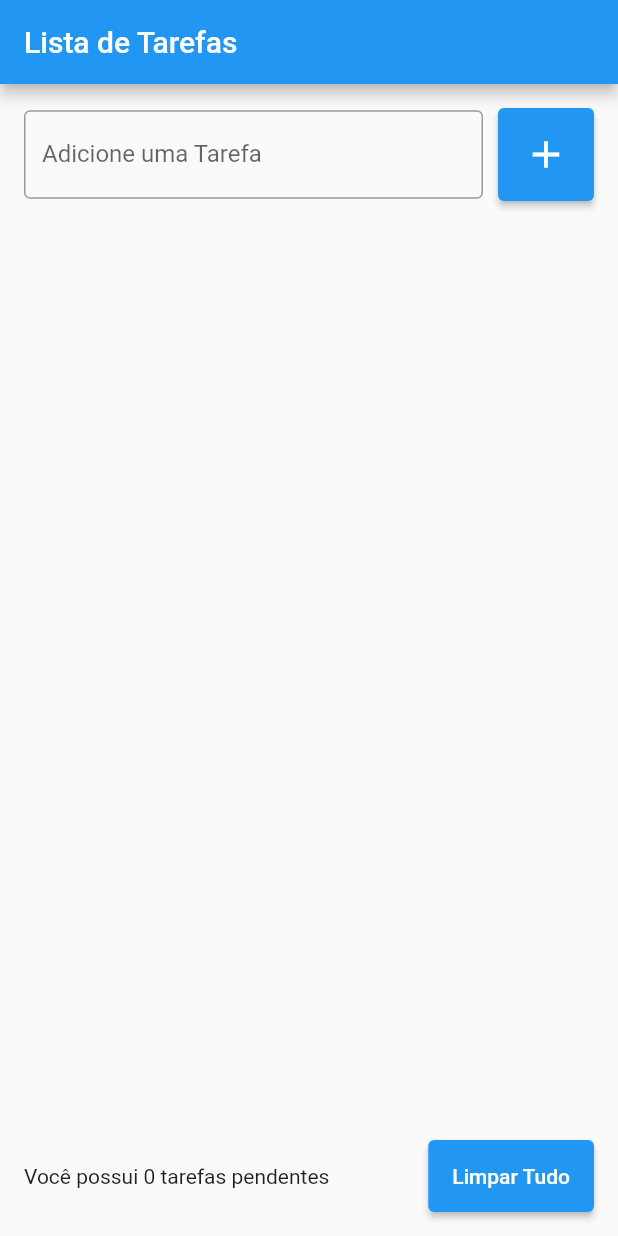
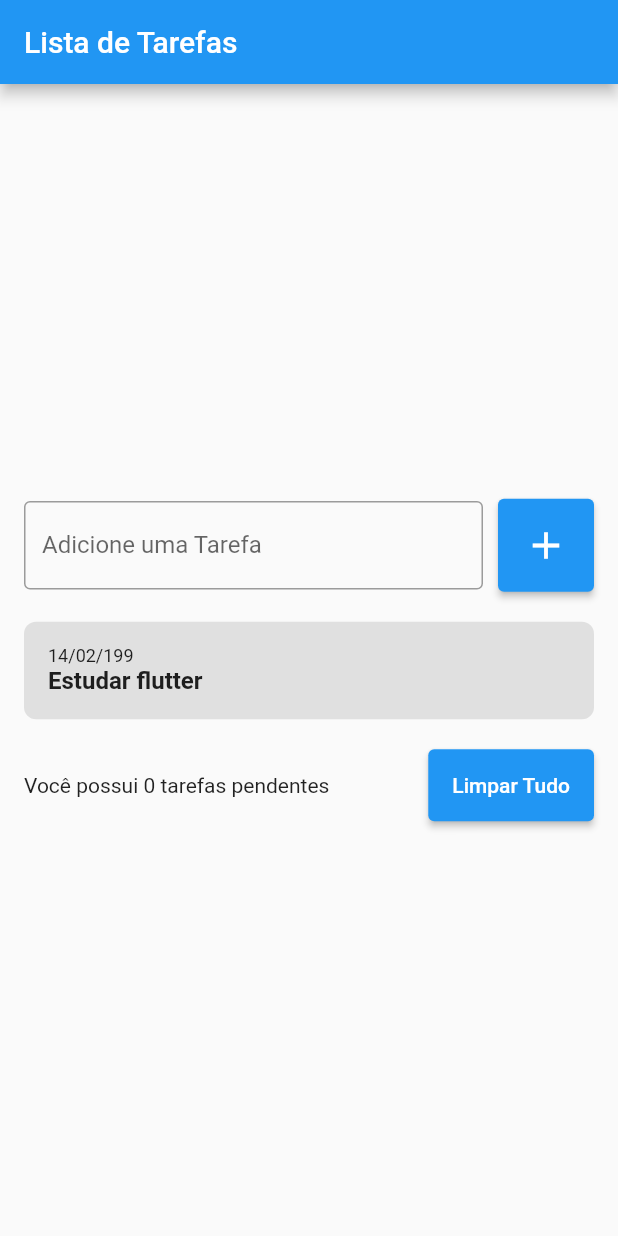
Before and after one commit to GilsonAndre/todo_list_edited, a Flutter app: the screen it shows after launch, on a phone screen of 412 x 824 dp. Run offline on Flutter 3.47's test engine with Material 2 defaults, Android fonts, the light colour scheme and no system bars.

Commit message:
Edição do widget que vai no listview

```diff
--- a/lib/main.dart
+++ b/lib/main.dart
@@ -16,7 +16,7 @@ class MyApp extends StatelessWidget {
 
   @override
   Widget build(BuildContext context) {
-    return const MaterialApp(
+    return MaterialApp(
       debugShowCheckedModeBanner: false,
       home: TodoListPage(),
     );
--- a/lib/pages/todo_list_page.dart
+++ b/lib/pages/todo_list_page.dart
@@ -1,7 +1,11 @@
 import 'package:flutter/material.dart';
+import 'package:todo_list_edited/widgets/todo_list_item.dart';
 
 class TodoListPage extends StatelessWidget {
-  const TodoListPage({super.key});
+  TodoListPage({super.key});
+
+  final TextEditingController textController = TextEditingController();
+  List<String> todos = [];
 
   @override
   Widget build(BuildContext context) {
@@ -19,9 +23,10 @@ class TodoListPage extends StatelessWidget {
                 children: [
                   Row(
                     children: [
-                      const Expanded (
+                      Expanded (
                         child: TextField(
-                          decoration: InputDecoration(
+                          controller: textController,
+                          decoration: const InputDecoration(
                             border: OutlineInputBorder(),
                             label: Text('Adicione uma Tarefa'),
                             hintText: 'Ex:. Estudar Flutter',
@@ -34,15 +39,19 @@ class TodoListPage extends StatelessWidget {
                           padding: const EdgeInsets.all(16.0),
                         ),
                         child: const Icon(Icons.add,size: 30),
-                         onPressed: (){},
+                         onPressed: (){
+                          //text = textController;
+
+                         },
                       ),
                     ],
                   ),
                   const SizedBox(height: 20.0,),
                   Flexible(
                     child: ListView(
+                      shrinkWrap: true,
                       children: [
-
+                        TodoListItem(title: textController.text),
                       ],
                     ),
                   ),
--- a/lib/widgets/todo_list_item.dart
+++ b/lib/widgets/todo_list_item.dart
@@ -0,0 +1,25 @@
+import 'package:flutter/material.dart';
+
+class TodoListItem extends StatelessWidget {
+  const TodoListItem({required this.title,super.key});
+
+  final String title;
+
+  @override
+  Widget build(BuildContext context) {
+    return Container(
+      padding: const EdgeInsets.all(16),
+      decoration: BoxDecoration(
+        borderRadius: BorderRadius.circular(8.0),
+        color: Colors.grey[300],
+      ),
+      child: Column(
+        crossAxisAlignment: CrossAxisAlignment.start,
+        children: const [
+          Text('14/02/199', style: TextStyle(fontSize: 12),),
+          Text('Estudar flutter',style: TextStyle(fontSize: 16, fontWeight: FontWeight.bold)),
+        ],
+      ),
+    );
+  }
+}
```
